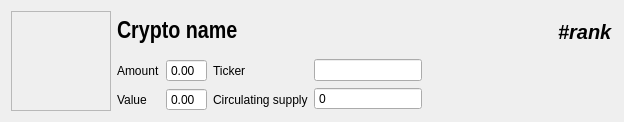
This is ui/cryptoWidget.ui in LostPy/poo-cryptoApp as Qt 5 draws it before an edit. The edited form follows.
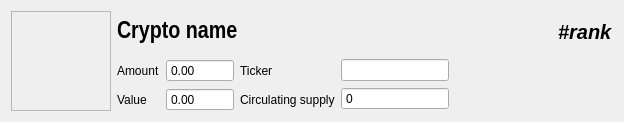
This is the edited form.

Commit message: listWidget stylé

What changed in the file:
```diff
--- a/ui/cryptoWidget.ui
+++ b/ui/cryptoWidget.ui
@@ -122,6 +122,9 @@
              <property name="keyboardTracking">
               <bool>true</bool>
              </property>
+             <property name="maximum">
+              <double>999999999999.000000000000000</double>
+             </property>
             </widget>
            </item>
            <item>
@@ -132,6 +135,9 @@
              <property name="buttonSymbols">
               <enum>QAbstractSpinBox::NoButtons</enum>
              </property>
+             <property name="maximum">
+              <double>999999999.000000000000000</double>
+             </property>
             </widget>
            </item>
           </layout>
```
The commit also changes 2 other files.
